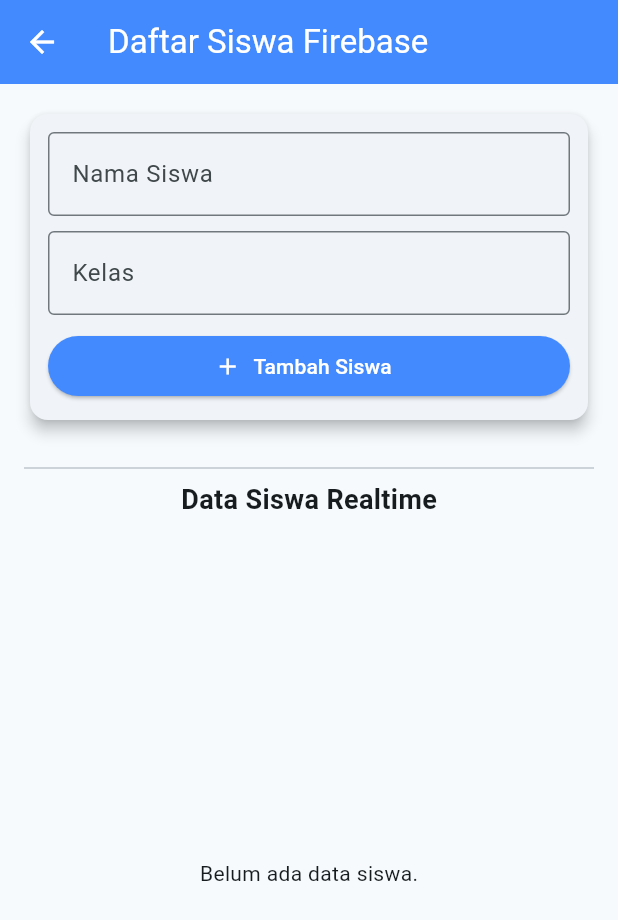
After one commit to Habibieproject/ppkd_b_5, a Flutter app: the CRUDFirebaseScreenDay40 screen opened directly, on a phone screen of 412 x 824 dp. The commit adds this screen. Shown: the top 920 px of the screen. Run offline on Flutter 3.47's test engine with Material 3 defaults, Android fonts, the phone set to English and light mode, and no system bars; our stand-ins replace animate_do, cloud_firestore, confetti, firebase_auth, firebase_core, geocoding and 6 more; accounts and stored records are empty.

Commit message:
Day 40 CRUD Firebase

```diff
--- /dev/null
+++ b/lib/day_40/models/siswa_models.dart
@@ -0,0 +1,46 @@
+import 'dart:convert';
+
+// ignore_for_file: public_member_api_docs, sort_constructors_first
+class SiswaModelFirebase {
+  String? id;
+  String? nama;
+  String? kelas;
+  String? jurusan;
+  int? age;
+  SiswaModelFirebase({this.id, this.nama, this.kelas, this.jurusan, this.age});
+
+  Map<String, dynamic> toMap() {
+    return <String, dynamic>{
+      'id': id,
+      'nama': nama,
+      'kelas': kelas,
+      'jurusan': jurusan,
+      'age': age,
+    };
+  }
+
+  factory SiswaModelFirebase.fromMap(Map<String, dynamic> map) {
+    return SiswaModelFirebase(
+      id: map['id'] != null ? map['id'] as String : null,
+      nama: map['nama'] != null ? map['nama'] as String : null,
+      kelas: map['kelas'] != null ? map['kelas'] as String : null,
+      jurusan: map['jurusan'] != null ? map['jurusan'] as String : null,
+      age: map['age'] != null ? map['age'] as int : null,
+    );
+  }
+
+  factory SiswaModelFirebase.fromDoc(Map<String, dynamic> doc) {
+    return SiswaModelFirebase(
+      id: doc['id'] as String?,
+      nama: doc['nama'] as String?,
+      kelas: doc['kelas'] as String?,
+      jurusan: doc['jurusan'] as String?,
+      age: doc['age'] as int?,
+    );
+  }
+
+  // String toJson() => json.encode(toMap());
+
+  factory SiswaModelFirebase.fromJson(String source) =>
+      SiswaModelFirebase.fromMap(json.decode(source) as Map<String, dynamic>);
+}
--- /dev/null
+++ b/lib/day_40/service/siswa_service.dart
@@ -0,0 +1,32 @@
+import 'package:cloud_firestore/cloud_firestore.dart';
+import 'package:ppkd_b_5/day_40/models/siswa_models.dart';
+
+class SiswaService {
+  static CollectionReference get _siswaCollection =>
+      FirebaseFirestore.instance.collection('siswa');
+
+  static Future<void> addSiswa(SiswaModelFirebase data) async {
+    final doc = await _siswaCollection.add(data.toMap());
+    final String newId = doc.id;
+    await _siswaCollection.doc(newId).update({'id': newId});
+  }
+
+  static Stream<List<SiswaModelFirebase>> getAllSiswa() {
+    return _siswaCollection.snapshots().map(
+      (snapshot) => snapshot.docs
+          .map(
+            (doc) =>
+                SiswaModelFirebase.fromDoc(doc.data() as Map<String, dynamic>),
+          )
+          .toList(),
+    );
+  }
+
+  static Future<void> updateSiswa(String id, SiswaModelFirebase data) async {
+    await _siswaCollection.doc(id).update(data.toMap());
+  }
+
+  static Future<void> deleteSiswa(String id) async {
+    await _siswaCollection.doc(id).delete();
+  }
+}
--- /dev/null
+++ b/lib/day_40/views/crud_screen.dart
@@ -0,0 +1,287 @@
+import 'package:flutter/material.dart';
+import 'package:ppkd_b_5/day_40/models/siswa_models.dart';
+import 'package:ppkd_b_5/day_40/service/siswa_service.dart';
+
+class CRUDFirebaseScreenDay40 extends StatefulWidget {
+  const CRUDFirebaseScreenDay40({super.key});
+
+  @override
+  State<CRUDFirebaseScreenDay40> createState() =>
+      _CRUDFirebaseScreenDay40State();
+}
+
+class _CRUDFirebaseScreenDay40State extends State<CRUDFirebaseScreenDay40> {
+  // 1. Buat controller untuk mengambil input dari user
+  final TextEditingController _namaController = TextEditingController();
+  final TextEditingController _kelasController = TextEditingController();
+
+  // Fungsi untuk menambah data
+  void _simpanData() async {
+    if (_namaController.text.isNotEmpty && _kelasController.text.isNotEmpty) {
+      // Pastikan property SiswaModelFirebase sesuai dengan field di modelmu
+      final dataBaru = SiswaModelFirebase(
+        nama: _namaController.text,
+        kelas: _kelasController.text,
+      );
+
+      final result = await SiswaService.addSiswa(dataBaru);
+
+      // Bersihkan form setelah simpan
+      _namaController.clear();
+      _kelasController.clear();
+
+      if (mounted) {
+        ScaffoldMessenger.of(context).showSnackBar(
+          const SnackBar(content: Text("Data berhasil ditambahkan!")),
+        );
+      }
+    }
+  }
+
+  @override
+  Widget build(BuildContext context) {
+    return Scaffold(
+      appBar: AppBar(
+        title: const Text("Daftar Siswa Firebase"),
+        backgroundColor: Colors.blueAccent,
+        foregroundColor: Colors.white,
+      ),
+      body: Padding(
+        padding: const EdgeInsets.all(16.0),
+        child: Column(
+          children: [
+            // --- SECTION INPUT ---
+            Card(
+              elevation: 4,
+              child: Padding(
+                padding: const EdgeInsets.all(12.0),
+                child: Column(
+                  children: [
+                    TextField(
+                      controller: _namaController,
+                      decoration: const InputDecoration(
+                        labelText: "Nama Siswa",
+                        border: OutlineInputBorder(),
+                      ),
+                    ),
+                    const SizedBox(height: 10),
+                    TextField(
+                      controller: _kelasController,
+                      decoration: const InputDecoration(
+                        labelText: "Kelas",
+                        border: OutlineInputBorder(),
+                      ),
+                    ),
+                    const SizedBox(height: 10),
+                    SizedBox(
+                      width: double.infinity,
+                      child: ElevatedButton.icon(
+                        onPressed: _simpanData,
+                        icon: const Icon(Icons.add),
+                        label: const Text("Tambah Siswa"),
+                        style: ElevatedButton.styleFrom(
+                          backgroundColor: Colors.blueAccent,
+                          foregroundColor: Colors.white,
+                        ),
+                      ),
+                    ),
+                  ],
+                ),
+              ),
+            ),
+            const SizedBox(height: 20),
+            const Divider(),
+            const Text(
+              "Data Siswa Realtime",
+              style: TextStyle(fontWeight: FontWeight.bold, fontSize: 18),
+            ),
+            const SizedBox(height: 10),
+
+            // --- SECTION LIST DATA (REALTIME) ---
+            Expanded(
+              child: StreamBuilder<List<SiswaModelFirebase>>(
+                stream: SiswaService.getAllSiswa(),
+                builder: (context, snapshot) {
+                  if (snapshot.hasError) {
+                    return Center(child: Text("Error: ${snapshot.error}"));
+                  }
+                  if (snapshot.connectionState == ConnectionState.waiting) {
+                    return const Center(child: CircularProgressIndicator());
+                  }
+
+                  final listSiswa = snapshot.data ?? [];
+
+                  if (listSiswa.isEmpty) {
+                    return const Center(child: Text("Belum ada data siswa."));
+                  }
+
+                  return ListView.builder(
+                    itemCount: listSiswa.length,
+                    itemBuilder: (context, index) {
+                      final siswa = listSiswa[index];
+                      return Card(
+                        margin: const EdgeInsets.only(bottom: 10),
+                        child: ListTile(
+                          leading: CircleAvatar(
+                            child: Text(siswa.nama?[0].toUpperCase() ?? ""),
+                          ),
+                          title: Text(siswa.nama ?? ""),
+                          subtitle: Text("Kelas: ${siswa.kelas}"),
+                          trailing: Row(
+                            mainAxisSize: MainAxisSize.min,
+                            children: [
+                              IconButton(
+                                icon: const Icon(
+                                  Icons.edit,
+                                  color: Colors.blue,
+                                ),
+                                onPressed: () {
+                                  // Update functionality
+                                  _namaController.text = siswa.nama ?? "";
+                                  _kelasController.text = siswa.kelas ?? "";
+
+                                  showDialog(
+                                    context: context,
+                                    builder: (context) {
+                                      return AlertDialog(
+                                        title: const Text("Update Siswa"),
+                                        content: Column(
+                                          mainAxisSize: MainAxisSize.min,
+                                          children: [
+                                            TextField(
+                                              controller: _namaController,
+                                              decoration: const InputDecoration(
+                                                labelText: "Nama Siswa",
+                                              ),
+                                            ),
+                                            const SizedBox(height: 10),
+                                            TextField(
+                                              controller: _kelasController,
+                                              decoration: const InputDecoration(
+                                                labelText: "Kelas",
+                                              ),
+                                            ),
+                                          ],
+                                        ),
+                                        actions: [
+                                          TextButton(
+                                            onPressed: () {
+                                              Navigator.of(context).pop();
+                                            },
+                                            child: const Text("Batal"),
+                                          ),
+                                          ElevatedButton(
+                                            onPressed: () async {
+                                              if (_namaController
+                                                      .text
+                                                      .isNotEmpty &&
+                                                  _kelasController
+                                                      .text
+                                                      .isNotEmpty) {
+                                                final updatedSiswa =
+                                                    SiswaModelFirebase(
+                                                      id: siswa.id,
+                                                      nama:
+                                                          _namaController.text,
+                                                      kelas:
+                                                          _kelasController.text,
+                                                    );
+
+                                                await SiswaService.updateSiswa(
+                                                  updatedSiswa.id!,
+                                                  updatedSiswa,
+                                                );
+
+                                                if (mounted) {
+                                                  ScaffoldMessenger.of(
+                                                    context,
+                                                  ).showSnackBar(
+                                                    const SnackBar(
+                                                      content: Text(
+                                                        "Data berhasil diperbarui!",
+                                                      ),
+                                                    ),
+                                                  );
+                                                }
+                                                Navigator.of(context).pop();
+                                              }
+                                            },
+                                            child: const Text("Update"),
+                                          ),
+                                        ],
+                                      );
+                                    },
+                                  );
+                                },
+                              ),
+                              IconButton(
+                                icon: const Icon(
+                                  Icons.delete,
+                                  color: Colors.red,
+                                ),
+                                onPressed: () async {
+                                  // Delete functionality
+                                  final confirm = await showDialog<bool>(
+                                    context: context,
+                                    builder: (context) {
+                                      return AlertDialog(
+                                        title: const Text("Hapus Siswa"),
+                                        content: const Text(
+                                          "Apakah Anda yakin ingin menghapus data ini?",
+                                        ),
+                                        actions: [
+                                          TextButton(
+                                            onPressed: () => Navigator.of(
+                                              context,
+                                            ).pop(false),
+                                            child: const Text("Batal"),
+                                          ),
+                                          ElevatedButton(
+                                            onPressed: () =>
+                                                Navigator.of(context).pop(true),
+                                            child: const Text("Hapus"),
+                                          ),
+                                        ],
+                                      );
+                                    },
+                                  );
+
+                                  if (confirm == true) {
+                                    await SiswaService.deleteSiswa(siswa.id!);
+
+                                    if (mounted) {
+                                      ScaffoldMessenger.of(
+                                        context,
+                                      ).showSnackBar(
+                                        const SnackBar(
+                                          content: Text(
+                                            "Data berhasil dihapus!",
+                                          ),
+                                        ),
+                                      );
+                                    }
+                                  }
+                                },
+                              ),
+                            ],
+                          ),
+                        ),
+                      );
+                    },
+                  );
+                },
+              ),
+            ),
+          ],
+        ),
+      ),
+    );
+  }
+
+  @override
+  void dispose() {
+    _namaController.dispose();
+    _kelasController.dispose();
+    super.dispose();
+  }
+}
```
Also changed, not shown: lib/day_14/drawer_global.dart (+8 -0 lines), 1 other file.
